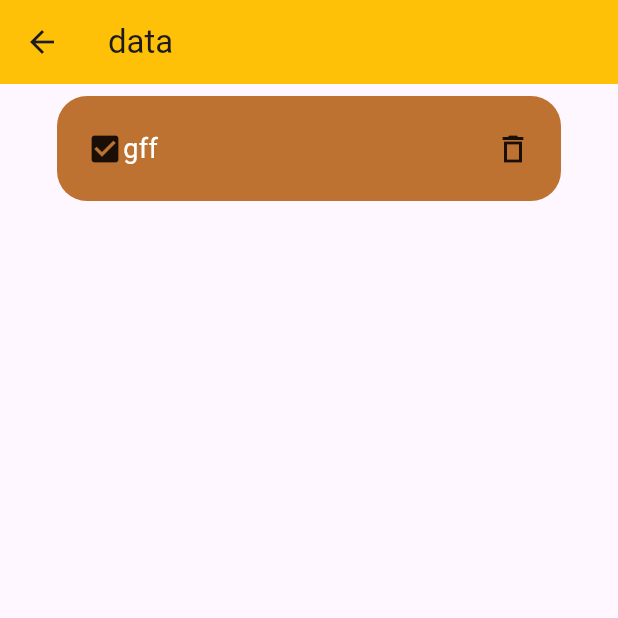
After one commit to Priyanshudev001/Todo, a Flutter app: the Datastore screen opened directly, on a phone screen of 412 x 824 dp, the top half of it. The commit adds this screen. Run offline on Flutter 3.47's test engine with Material 3 defaults, Android fonts, the phone set to English and light mode, and no system bars.

Commit message:
moving on third screen and passing message to third screen

```diff
--- a/lib/addtodo.dart
+++ b/lib/addtodo.dart
@@ -1,6 +1,7 @@
 import 'dart:developer';
 
 import 'package:flutter/material.dart';
+import 'package:todo/datastore.dart';
 
 class Addtodo extends StatefulWidget {
   const Addtodo({super.key});
@@ -24,7 +25,7 @@ class _AddtodoState extends State<Addtodo> {
         title: Column(
           children: [
             Text(
-              "Yatri",
+              "Yatri form",
 
               style: TextStyle(
                 fontWeight: FontWeight.bold,
@@ -64,7 +65,12 @@ class _AddtodoState extends State<Addtodo> {
                 child: ElevatedButton(
                   onPressed: () {
                     if (formkey.currentState?.validate() == true) {
-                      log('j');
+                      log(title.text.toString());
+                      log(description.text.toString());
+                      Navigator.push(
+                        context,
+                        MaterialPageRoute(builder: (context) => Datastore()),
+                      );
                     }
                   },
                   child: Text("Submit"),
--- /dev/null
+++ b/lib/datastore.dart
@@ -0,0 +1,44 @@
+import 'package:flutter/material.dart';
+
+class Datastore extends StatelessWidget {
+
+  const Datastore({super.key});
+
+  @override
+  Widget build(BuildContext context) {
+    return Scaffold(
+      appBar: AppBar(title: Text('data'), backgroundColor: Colors.amber),
+      body: Padding(
+        padding: const EdgeInsets.all(8.0),
+        child: Container(
+          padding: EdgeInsets.all(20),
+          height: 70,
+          width: double.infinity,
+          margin: EdgeInsets.symmetric(horizontal: 30),
+
+          decoration: BoxDecoration(
+            color: const Color.fromARGB(255, 189, 114, 49),
+            borderRadius: BorderRadius.circular(20),
+          ),
+
+          child: Row(
+            mainAxisAlignment: MainAxisAlignment.spaceBetween,
+            children: [
+              Row(
+                children: [
+                  Icon(Icons.check_box),
+                  Text(
+                    'gff',
+                    style: TextStyle(fontSize: 18, color: Colors.white),
+                  ),
+                ],
+              ),
+
+              Icon(Icons.delete_outline_sharp),
+            ],
+          ),
+        ),
+      ),
+    );
+  }
+}
--- a/lib/main.dart
+++ b/lib/main.dart
@@ -1,6 +1,5 @@
 import 'package:flutter/material.dart';
 import 'package:todo/addtodo.dart';
-import 'package:todo/practiceui.dart';
 
 void main() {
   runApp(TaskApp());
@@ -11,7 +10,7 @@ class TaskApp extends StatelessWidget {
 
   @override
   Widget build(BuildContext context) {
-    return MaterialApp(debugShowCheckedModeBanner: false, home: Practice());
+    return MaterialApp(debugShowCheckedModeBanner: false, home: Addtodo());
   }
 }
 
```
